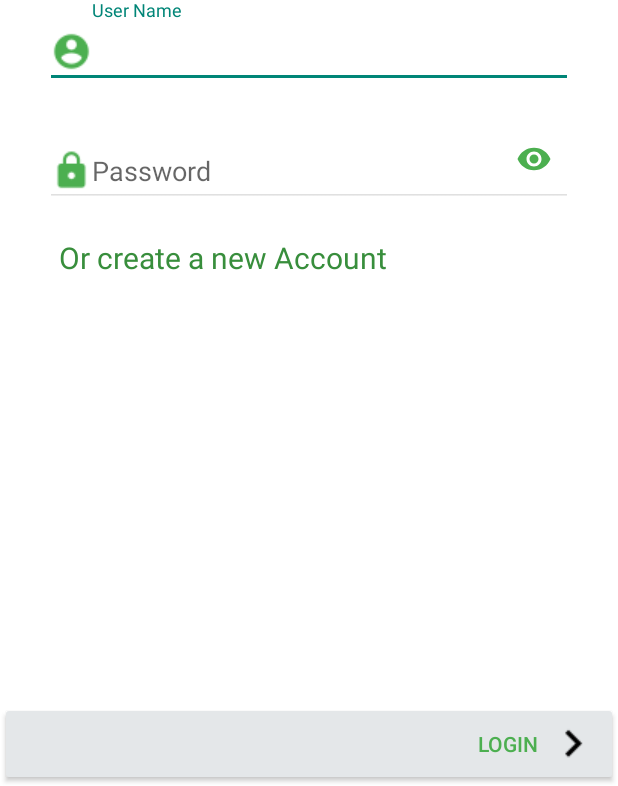
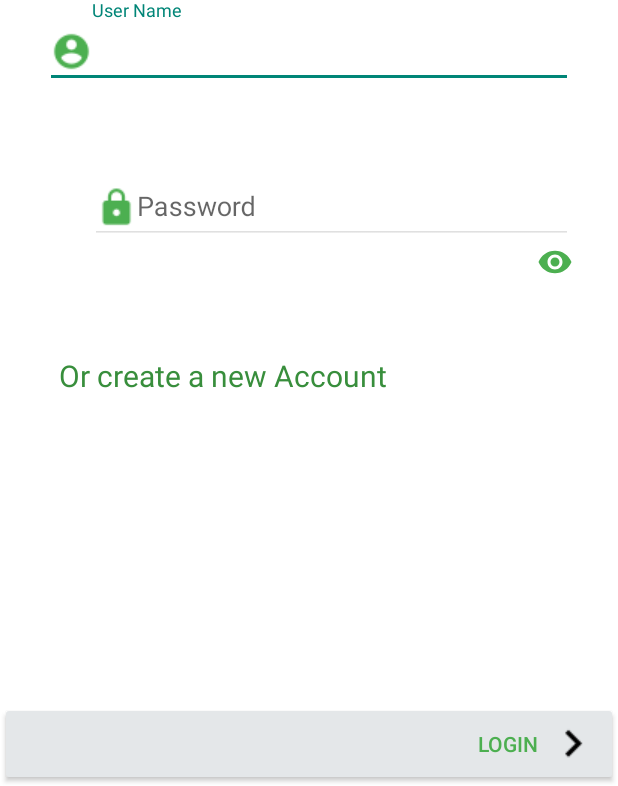
Before and after one commit to chetank628/Myapp_Qualitykiosk, an Android app: the screen it shows after launch (MainActivity), on a phone screen of 412 x 824 dp, the part 450-1236 px from its top. Run offline under Robolectric (Android 15) with nearby library versions, the phone set to English and light mode, and no system bars.

Commit message:
Need to update for toogel password

```diff
--- a/app/src/main/res/layout/activity_main.xml
+++ b/app/src/main/res/layout/activity_main.xml
@@ -95,19 +95,25 @@
 
             </android.support.design.widget.TextInputLayout>
 
+            <RelativeLayout
+                android:layout_width="match_parent"
+                android:layout_height="wrap_content">
+
+                <FrameLayout
+                    android:layout_width="match_parent"
+                    android:layout_height="wrap_content">
+
                     <android.support.design.widget.TextInputLayout
                         android:layout_width="match_parent"
                         android:layout_height="wrap_content"
-                android:paddingEnd="30dp"
-                android:paddingStart="30dp"
-                android:paddingTop="15dp"
+                        android:layout_alignParentStart="true"
+                        android:layout_alignParentTop="true"
+                        android:layout_margin="30dp"
 
 
-                >
+                        android:paddingStart="30dp"
+                        android:paddingTop="15dp">
 
-                <RelativeLayout
-                    android:layout_width="match_parent"
-                    android:layout_height="match_parent">
 
                         <EditText
 
@@ -125,16 +131,21 @@
                             />
 
                         <ImageView
+                            android:id="@+id/imageView5"
                             android:layout_width="wrap_content"
                             android:layout_height="wrap_content"
-                        android:src="@drawable/ic_visibility_black_24px"
-                        android:layout_marginEnd="14dp"
                             android:layout_centerVertical="true"
-                        android:layout_alignParentEnd="true"
-                        />
+                            android:layout_gravity="center|end"
 
+                            android:layout_weight="1"
+                            android:src="@drawable/ic_visibility_black_24px" />
+
+
+                    </android.support.design.widget.TextInputLayout>
+
+                </FrameLayout>
             </RelativeLayout>
-            </android.support.design.widget.TextInputLayout>
+
 
             <TextView
                 android:layout_width="wrap_content"
```
Lines whose indentation alone changed are shown as unchanged.
